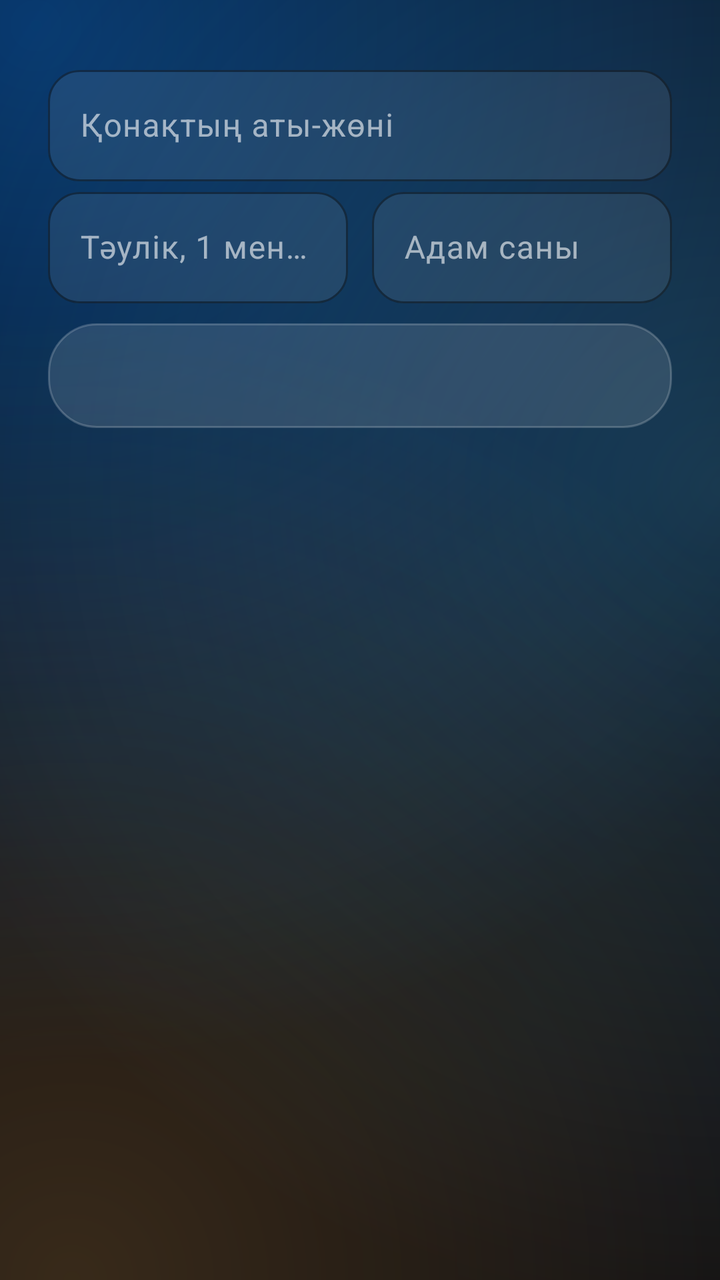
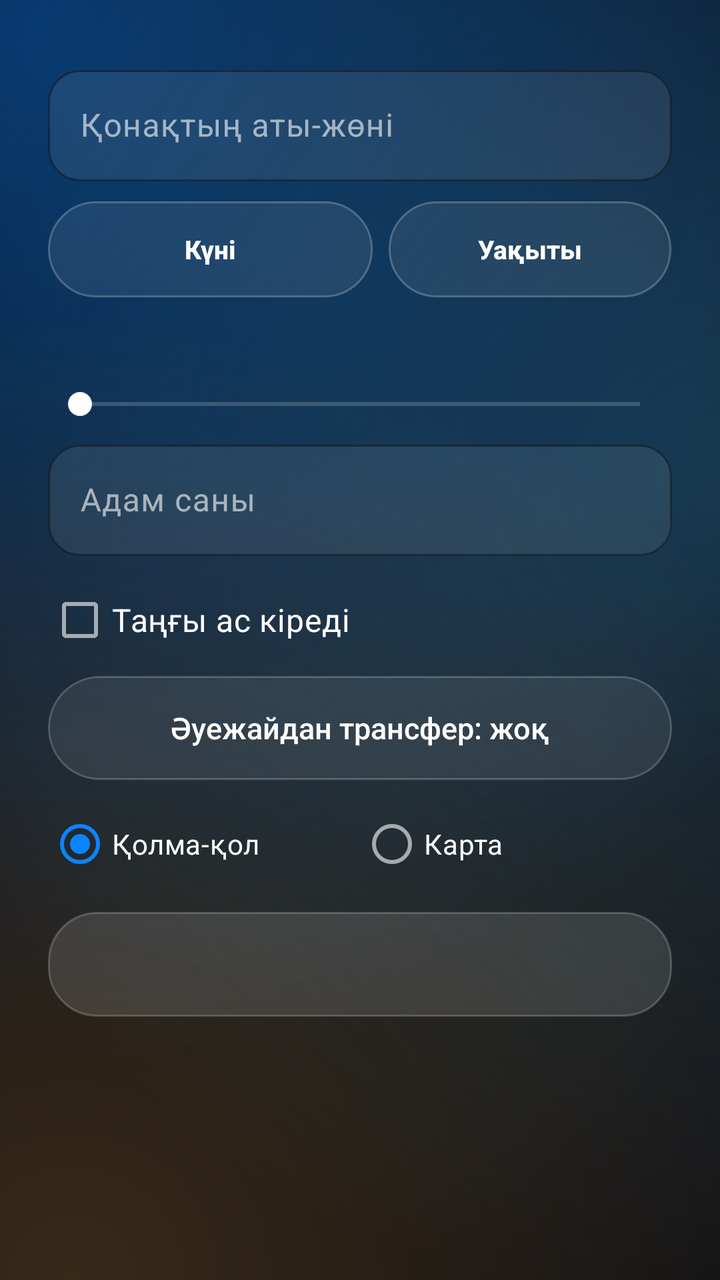

An Android layout rendered at two revisions. The XML below is the earlier revision; the diff shows what the commit changed to produce the second picture.
<!-- AndroidManifest.xml: application theme Theme.Hotel -->
<!-- res/layout/dialog_booking.xml -->
<?xml version="1.0" encoding="utf-8"?>
<LinearLayout xmlns:android="http://schemas.android.com/apk/res/android"
    android:layout_width="match_parent"
    android:layout_height="wrap_content"
    android:orientation="vertical"
    android:paddingStart="24dp"
    android:paddingTop="4dp"
    android:paddingEnd="24dp">

    <TextView
        android:id="@+id/txtPriceInfo"
        style="@style/Text.Hotel.Caption"
        android:layout_width="match_parent"
        android:layout_height="wrap_content" />

    <com.google.android.material.textfield.TextInputLayout
        style="@style/Widget.Hotel.Input"
        android:layout_width="match_parent"
        android:layout_height="wrap_content"
        android:layout_marginTop="8dp"
        android:hint="Қонақтың аты-жөні">

        <com.google.android.material.textfield.TextInputEditText
            android:id="@+id/editGuest"
            android:layout_width="match_parent"
            android:layout_height="wrap_content"
            android:importantForAutofill="no"
            android:inputType="textPersonName|textCapWords" />
    </com.google.android.material.textfield.TextInputLayout>

    <LinearLayout
        android:layout_width="match_parent"
        android:layout_height="wrap_content"
        android:orientation="horizontal">

        <com.google.android.material.textfield.TextInputLayout
            style="@style/Widget.Hotel.Input"
            android:layout_width="0dp"
            android:layout_height="wrap_content"
            android:layout_marginEnd="12dp"
            android:layout_weight="1"
            android:hint="Тәулік, 1 мен 30">

            <com.google.android.material.textfield.TextInputEditText
                android:id="@+id/editNights"
                android:layout_width="match_parent"
                android:layout_height="wrap_content"
                android:importantForAutofill="no"
                android:inputType="number" />
        </com.google.android.material.textfield.TextInputLayout>

        <com.google.android.material.textfield.TextInputLayout
            style="@style/Widget.Hotel.Input"
            android:layout_width="0dp"
            android:layout_height="wrap_content"
            android:layout_weight="1"
            android:hint="Адам саны">

            <com.google.android.material.textfield.TextInputEditText
                android:id="@+id/editPersons"
                android:layout_width="match_parent"
                android:layout_height="wrap_content"
                android:importantForAutofill="no"
                android:inputType="number" />
        </com.google.android.material.textfield.TextInputLayout>
    </LinearLayout>

    
    <TextView
        android:id="@+id/txtCostPreview"
        style="@style/Text.Hotel.Serif"
        android:layout_width="match_parent"
        android:layout_height="wrap_content"
        android:layout_marginTop="10dp"
        android:layout_marginBottom="4dp"
        android:background="@drawable/bg_stock"
        android:padding="14dp"
        android:textSize="18sp" />
</LinearLayout>
<!-- resources referenced by this layout -->
<resources>
  <!-- drawable bg_stock (drawable) -->
  <?xml version="1.0" encoding="utf-8"?>
  <shape xmlns:android="http://schemas.android.com/apk/res/android" android:shape="rectangle">
      <solid android:color="@color/card" />
      <stroke android:width="1dp" android:color="@color/card_edge" />
      <corners android:radius="24dp" />
  </shape>
  <style name="Text.Hotel.Caption" parent="TextAppearance.Material3.BodySmall">
          <item name="android:textColor">@color/muted</item>
          <item name="android:textSize">13sp</item>
      </style>
  <style name="Text.Hotel.Serif" parent="TextAppearance.Material3.TitleMedium">
          <item name="android:fontFamily">sans-serif-medium</item>
          <item name="fontFamily">sans-serif-medium</item>
          <item name="android:textFontWeight">600</item>
          <item name="android:letterSpacing">-0.01</item>
          <item name="android:textColor">@color/ink</item>
      </style>
  <color name="card">#1FFFFFFF</color>
  <color name="card_edge">#33FFFFFF</color>
  <color name="muted">#99FFFFFF</color>
  <color name="ink">#FFFFFFFF</color>
  <color name="paper_2">#14FFFFFF</color>
  <color name="accent_2">#FF64D2FF</color>
  <color name="accent">#FF0A84FF</color>
  <color name="accent_ink">#FFFFFFFF</color>
  <color name="sheet">#FF1B2234</color>
  <color name="paper">#FF05070F</color>
  <color name="rule">#1FFFFFFF</color>
  <color name="warn">#FFFF9A91</color>
  <style name="ThemeOverlay.Hotel.Dialog" parent="ThemeOverlay.Material3.MaterialAlertDialog">
          <item name="colorSurface">@color/sheet</item>
          <item name="shapeAppearanceOverlay">@style/ShapeAppearance.Hotel.Round</item>
          <item name="materialAlertDialogTitleTextStyle">@style/Text.Hotel.DialogTitle</item>
      </style>
  <style name="ThemeOverlay.Hotel.AlertDialog" parent="ThemeOverlay.Material3.Dialog.Alert">
          <item name="android:windowBackground">@drawable/bg_dialog</item>
          <item name="colorSurface">@color/sheet</item>
          <item name="buttonBarButtonStyle">@style/Widget.Material3.Button.TextButton.Dialog</item>
      </style>
  <style name="ShapeAppearance.Hotel.Round" parent="">
          <item name="cornerFamily">rounded</item>
          <item name="cornerSize">28dp</item>
      </style>
  <style name="Text.Hotel.DialogTitle" parent="MaterialAlertDialog.Material3.Title.Text">
          <item name="android:fontFamily">sans-serif</item>
          <item name="fontFamily">sans-serif</item>
          <item name="android:textFontWeight">700</item>
          <item name="android:textColor">@color/ink</item>
      </style>
  <!-- unchanged entries left out for length: 4 -->
</resources>

<!-- the commit's change to res/layout/dialog_booking.xml (unified diff, before → after) -->
@@ -1,59 +1,90 @@
 <?xml version="1.0" encoding="utf-8"?>
-<LinearLayout xmlns:android="http://schemas.android.com/apk/res/android"
+<ScrollView xmlns:android="http://schemas.android.com/apk/res/android"
     android:layout_width="match_parent"
     android:layout_height="wrap_content"
-    android:orientation="vertical"
-    android:paddingStart="24dp"
-    android:paddingTop="4dp"
-    android:paddingEnd="24dp">
-
-    <TextView
-        android:id="@+id/txtPriceInfo"
-        style="@style/Text.Hotel.Caption"
-        android:layout_width="match_parent"
-        android:layout_height="wrap_content" />
-
-    <com.google.android.material.textfield.TextInputLayout
-        style="@style/Widget.Hotel.Input"
-        android:layout_width="match_parent"
-        android:layout_height="wrap_content"
-        android:layout_marginTop="8dp"
-        android:hint="Қонақтың аты-жөні">
-
-        <com.google.android.material.textfield.TextInputEditText
-            android:id="@+id/editGuest"
-            android:layout_width="match_parent"
-            android:layout_height="wrap_content"
-            android:importantForAutofill="no"
-            android:inputType="textPersonName|textCapWords" />
-    </com.google.android.material.textfield.TextInputLayout>
+    android:scrollbars="none">
 
     <LinearLayout
         android:layout_width="match_parent"
         android:layout_height="wrap_content"
-        android:orientation="horizontal">
+        android:orientation="vertical"
+        android:paddingStart="24dp"
+        android:paddingTop="4dp"
+        android:paddingEnd="24dp">
+
+        <TextView
+            android:id="@+id/txtPriceInfo"
+            style="@style/Text.Hotel.Caption"
+            android:layout_width="match_parent"
+            android:layout_height="wrap_content" />
 
         <com.google.android.material.textfield.TextInputLayout
             style="@style/Widget.Hotel.Input"
-            android:layout_width="0dp"
+            android:layout_width="match_parent"
             android:layout_height="wrap_content"
-            android:layout_marginEnd="12dp"
-            android:layout_weight="1"
-            android:hint="Тәулік, 1 мен 30">
+            android:layout_marginTop="8dp"
+            android:hint="Қонақтың аты-жөні">
 
             <com.google.android.material.textfield.TextInputEditText
-                android:id="@+id/editNights"
+                android:id="@+id/editGuest"
                 android:layout_width="match_parent"
                 android:layout_height="wrap_content"
                 android:importantForAutofill="no"
-                android:inputType="number" />
+                android:inputType="textPersonName|textCapWords" />
         </com.google.android.material.textfield.TextInputLayout>
+
+        
+        <LinearLayout
+            android:layout_width="match_parent"
+            android:layout_height="wrap_content"
+            android:layout_marginTop="6dp"
+            android:orientation="horizontal">
+
+            <com.google.android.material.button.MaterialButton
+                android:id="@+id/btnDate"
+                style="@style/Widget.Hotel.Button.Outline"
+                android:layout_width="0dp"
+                android:layout_height="wrap_content"
+                android:layout_marginEnd="8dp"
+                android:layout_weight="1.15"
+                android:maxLines="1"
+                android:text="Күні"
+                android:textSize="13sp" />
+
+            <com.google.android.material.button.MaterialButton
+                android:id="@+id/btnTime"
+                style="@style/Widget.Hotel.Button.Outline"
+                android:layout_width="0dp"
+                android:layout_height="wrap_content"
+                android:layout_weight="1"
+                android:maxLines="1"
+                android:text="Уақыты"
+                android:textSize="13sp" />
+        </LinearLayout>
+
+        
+        <TextView
+            android:id="@+id/txtNights"
+            style="@style/Text.Hotel.Serif"
+            android:layout_width="match_parent"
+            android:layout_height="wrap_content"
+            android:layout_marginTop="16dp"
+            android:textSize="18sp" />
+
+        <SeekBar
+            android:id="@+id/seekNights"
+            android:layout_width="match_parent"
+            android:layout_height="wrap_content"
+            android:max="29"
+            android:progress="0"
+            android:progressTint="@color/accent_2"
+            android:thumbTint="@color/ink" />
 
         <com.google.android.material.textfield.TextInputLayout
             style="@style/Widget.Hotel.Input"
-            android:layout_width="0dp"
+            android:layout_width="match_parent"
             android:layout_height="wrap_content"
-            android:layout_weight="1"
+            android:layout_marginTop="6dp"
             android:hint="Адам саны">
 
             <com.google.android.material.textfield.TextInputEditText
@@ -63,17 +94,70 @@
                 android:importantForAutofill="no"
                 android:inputType="number" />
         </com.google.android.material.textfield.TextInputLayout>
+
+        
+        <CheckBox
+            android:id="@+id/chkBreakfast"
+            android:layout_width="match_parent"
+            android:layout_height="wrap_content"
+            android:layout_marginTop="8dp"
+            android:buttonTint="@color/accent_2"
+            android:minHeight="48dp"
+            android:text="Таңғы ас кіреді"
+            android:textColor="@color/ink"
+            android:textSize="16sp" />
+
+        <ToggleButton
+            android:id="@+id/tglTransfer"
+            android:layout_width="match_parent"
+            android:layout_height="52dp"
+            android:layout_marginTop="4dp"
+            android:background="@drawable/bg_toggle"
+            android:textAllCaps="false"
+            android:textColor="@color/ink"
+            android:textOff="Әуежайдан трансфер: жоқ"
+            android:textOn="Әуежайдан трансфер: иә"
+            android:textSize="15sp" />
+
+        <RadioGroup
+            android:id="@+id/radioPay"
+            android:layout_width="match_parent"
+            android:layout_height="wrap_content"
+            android:layout_marginTop="8dp"
+            android:orientation="horizontal">
+
+            <RadioButton
+                android:id="@+id/radioCash"
+                android:layout_width="0dp"
+                android:layout_height="wrap_content"
+                android:layout_weight="1"
+                android:buttonTint="@color/accent_2"
+                android:checked="true"
+                android:minHeight="48dp"
+                android:text="Қолма-қол"
+                android:textColor="@color/ink" />
+
+            <RadioButton
+                android:id="@+id/radioCard"
+                android:layout_width="0dp"
+                android:layout_height="wrap_content"
+                android:layout_weight="1"
+                android:buttonTint="@color/accent_2"
+                android:minHeight="48dp"
+                android:text="Карта"
+                android:textColor="@color/ink" />
+        </RadioGroup>
+
+        
+        <TextView
+            android:id="@+id/txtCostPreview"
+            style="@style/Text.Hotel.Serif"
+            android:layout_width="match_parent"
+            android:layout_height="wrap_content"
+            android:layout_marginTop="10dp"
+            android:layout_marginBottom="4dp"
+            android:background="@drawable/bg_stock"
+            android:padding="14dp"
+            android:textSize="18sp" />
     </LinearLayout>
-
-    
-    <TextView
-        android:id="@+id/txtCostPreview"
-        style="@style/Text.Hotel.Serif"
-        android:layout_width="match_parent"
-        android:layout_height="wrap_content"
-        android:layout_marginTop="10dp"
-        android:layout_marginBottom="4dp"
-        android:background="@drawable/bg_stock"
-        android:padding="14dp"
-        android:textSize="18sp" />
-</LinearLayout>
+</ScrollView>
<!-- resource entries referenced after the edit -->
@@ -7,6 +7,23 @@
       <stroke android:width="1dp" android:color="@color/card_edge" />
       <corners android:radius="24dp" />
   </shape>
+  <!-- drawable bg_toggle (drawable) -->
+  <?xml version="1.0" encoding="utf-8"?>
+  <selector xmlns:android="http://schemas.android.com/apk/res/android">
+      <item android:state_checked="true">
+          <shape android:shape="rectangle">
+              <solid android:color="@color/accent" />
+              <corners android:radius="999dp" />
+          </shape>
+      </item>
+      <item>
+          <shape android:shape="rectangle">
+              <solid android:color="@color/paper_2" />
+              <stroke android:width="1dp" android:color="@color/card_edge" />
+              <corners android:radius="999dp" />
+          </shape>
+      </item>
+  </selector>
   <style name="Text.Hotel.Caption" parent="TextAppearance.Material3.BodySmall">
           <item name="android:textColor">@color/muted</item>
           <item name="android:textSize">13sp</item>
@@ -17,6 +34,19 @@
           <item name="android:textFontWeight">600</item>
           <item name="android:letterSpacing">-0.01</item>
           <item name="android:textColor">@color/ink</item>
+      </style>
+  <style name="Widget.Hotel.Button.Outline" parent="Widget.Material3.Button.OutlinedButton">
+          <item name="cornerRadius">999dp</item>
+          <item name="strokeColor">@color/card_edge</item>
+          <item name="strokeWidth">1dp</item>
+          <item name="android:minHeight">56dp</item>
+          <item name="android:textColor">@color/btn_outline_text</item>
+          <item name="backgroundTint">@color/btn_outline_bg</item>
+          <item name="rippleColor">#33FFFFFF</item>
+          <item name="android:textAllCaps">false</item>
+          <item name="android:letterSpacing">0</item>
+          <item name="android:textSize">16sp</item>
+          <item name="android:textStyle">bold</item>
       </style>
   <color name="card">#1FFFFFFF</color>
   <color name="card_edge">#33FFFFFF</color>
